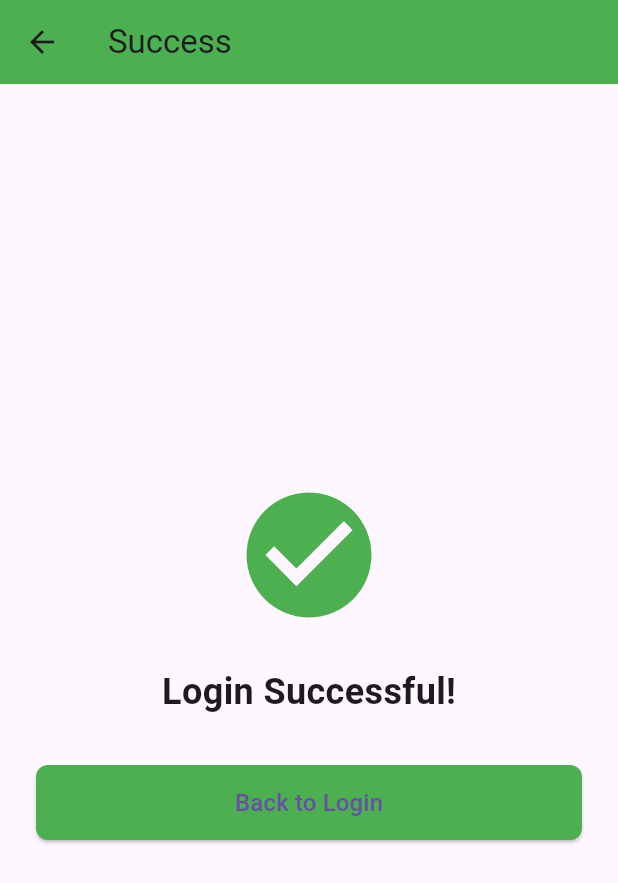
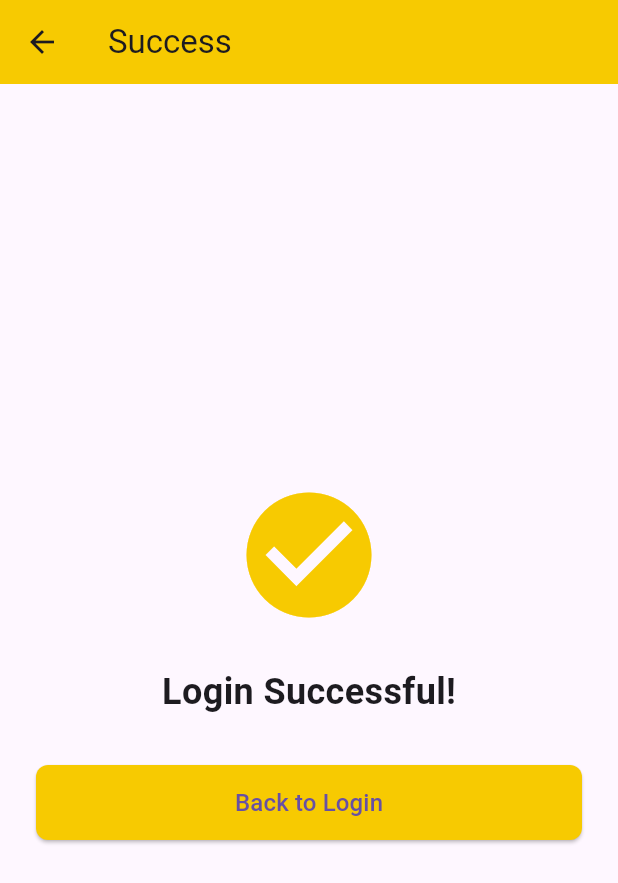
Before and after one commit to 91web/flutter-login-page, a Flutter app: the SuccessPage screen opened by its route, on a phone screen of 412 x 824 dp. Shown: the top 883 px of the screen. Run offline on Flutter 3.47's test engine with Material 3 defaults, Android fonts, the phone set to English and light mode, and no system bars.

Commit message:
ui corrected

```diff
--- a/lib/main.dart
+++ b/lib/main.dart
@@ -149,7 +149,8 @@ class SuccessPage extends StatelessWidget {
     return Scaffold(
       appBar: AppBar(
         title: const Text('Success'),
-        backgroundColor: Colors.green,
+       backgroundColor: const Color(0xFFF7CA01),
+        elevation: 0,
       ),
       body: Center(
         child: Padding(
@@ -157,7 +158,7 @@ class SuccessPage extends StatelessWidget {
           child: Column(
             mainAxisAlignment: MainAxisAlignment.center,
             children: [
-              const Icon(Icons.check_circle, size: 100, color: Colors.green),
+              const Icon(Icons.check_circle, size: 100, color: Color(0xFFF7CA01)),
               const SizedBox(height: 24),
               const Text(
                 'Login Successful!',
@@ -170,7 +171,7 @@ class SuccessPage extends StatelessWidget {
                 child: ElevatedButton(
                   onPressed: () => Navigator.pop(context),
                   style: ElevatedButton.styleFrom(
-                    backgroundColor: Colors.green,
+                    backgroundColor: Color(0xFFF7CA01),
                     shape: RoundedRectangleBorder(
                       borderRadius: BorderRadius.circular(8),
                     ),
```
